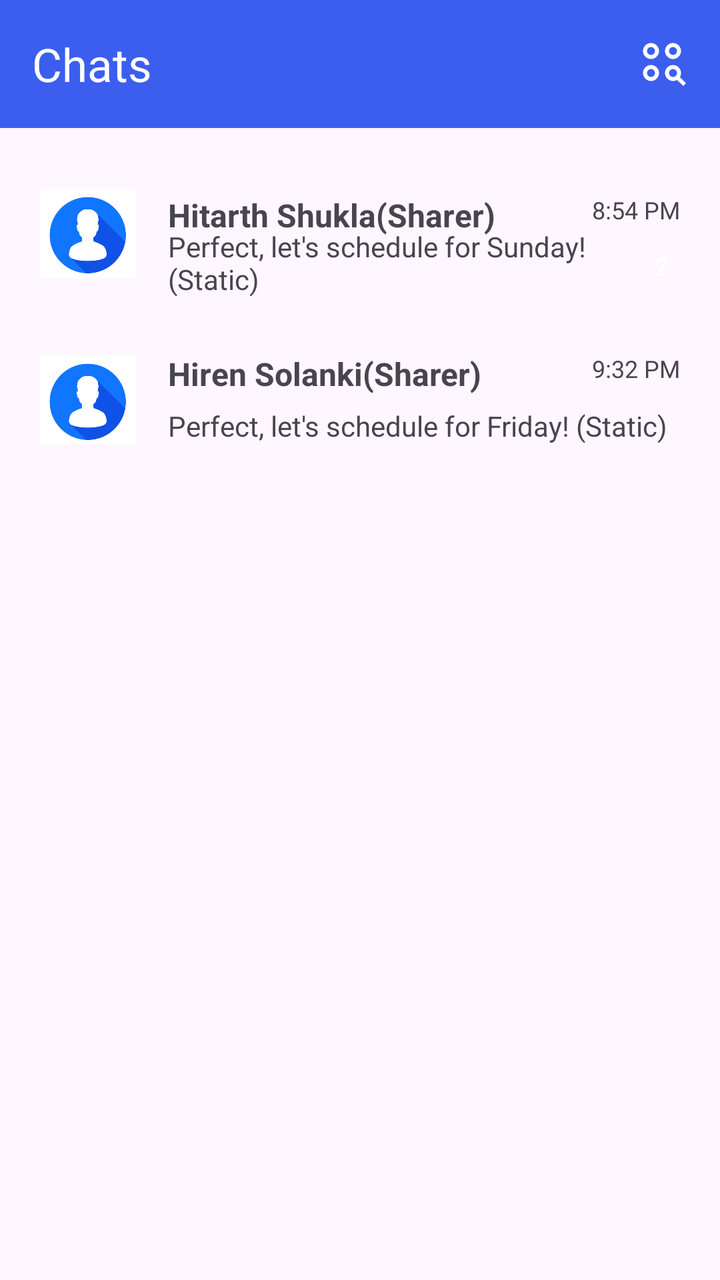
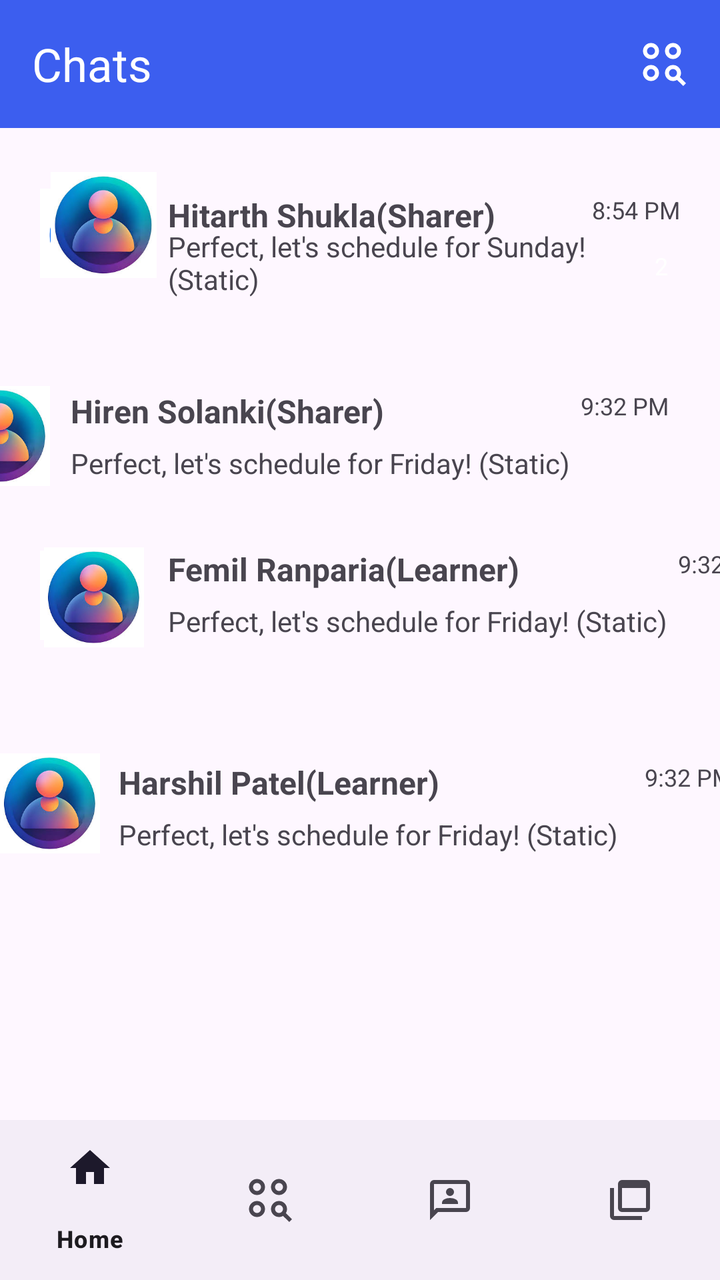

Screens rendered from an Android XML layout before and after an edit, with the pre-edit source and the edit as a unified diff.
<!-- AndroidManifest.xml: application theme Theme.SGPProject3 -->
<!-- res/layout/fragment_connect.xml -->
<?xml version="1.0" encoding="utf-8"?>
<androidx.constraintlayout.widget.ConstraintLayout xmlns:android="http://schemas.android.com/apk/res/android"
    xmlns:app="http://schemas.android.com/apk/res-auto"
    xmlns:tools="http://schemas.android.com/tools"
    android:layout_width="match_parent"
    android:layout_height="match_parent"
    tools:context=".ConnectFragment">

    

    

    

    
    <androidx.appcompat.widget.Toolbar
        android:id="@+id/toolbar"
        android:layout_width="0dp"
        android:layout_height="?attr/actionBarSize"
        android:background="#3C5EEF"
        app:layout_constraintEnd_toEndOf="parent"
        app:layout_constraintHorizontal_bias="0.0"
        app:layout_constraintStart_toStartOf="parent"
        app:layout_constraintTop_toTopOf="parent">

        <TextView
            android:layout_width="wrap_content"
            android:layout_height="wrap_content"
            android:layout_gravity="center_vertical"
            android:text="Chats"
            android:textColor="@android:color/white"
            android:textSize="23sp" />

        <ImageView
            android:id="@+id/search_icon"
            android:layout_width="wrap_content"
            android:layout_height="wrap_content"
            android:layout_gravity="end|center_vertical"
            android:contentDescription="Search"
            android:padding="16dp"
            android:src="@drawable/ic_search"
            app:tint="@android:color/white" />
    </androidx.appcompat.widget.Toolbar>

    <androidx.constraintlayout.widget.ConstraintLayout
        android:id="@+id/static_chat_item_container_2"
        android:layout_width="0dp"
        android:layout_height="wrap_content"
        android:layout_marginTop="64dp"
        android:padding="20dp"
        app:layout_constraintEnd_toEndOf="parent"
        app:layout_constraintHorizontal_bias="0.0"
        app:layout_constraintStart_toStartOf="parent"
        app:layout_constraintTop_toTopOf="parent">

        <ImageView
            android:id="@+id/chat_profile_1"
            android:layout_width="48dp"
            android:layout_height="48dp"
            android:contentDescription="Profile picture"
            android:src="@drawable/sample_profile"
            app:layout_constraintBottom_toBottomOf="parent"
            app:layout_constraintStart_toStartOf="parent"
            app:layout_constraintTop_toTopOf="parent" />

        <TextView
            android:id="@+id/user_name_2"
            android:layout_width="0dp"
            android:layout_height="wrap_content"
            android:layout_marginStart="16dp"
            android:layout_marginTop="4dp"
            android:text="Hitarth Shukla(Sharer)"
            android:textSize="16sp"
            android:textStyle="bold"
            app:layout_constraintEnd_toStartOf="@+id/timestamp_2"
            app:layout_constraintStart_toEndOf="@id/chat_profile_1"
            app:layout_constraintTop_toTopOf="@id/chat_profile_1" />

        <TextView
            android:id="@+id/last_message_2"
            android:layout_width="0dp"
            android:layout_height="wrap_content"
            android:layout_marginStart="16dp"
            android:layout_marginTop="4dp"
            android:text="Perfect, let's schedule for Sunday! (Static)"
            android:textSize="14sp"
            app:layout_constraintBottom_toBottomOf="@id/chat_profile_1"
            app:layout_constraintEnd_toStartOf="@+id/unread_count_badge_2"
            app:layout_constraintStart_toEndOf="@id/chat_profile_1"
            app:layout_constraintTop_toBottomOf="@id/user_name_2" />

        <TextView
            android:id="@+id/timestamp_2"
            android:layout_width="wrap_content"
            android:layout_height="wrap_content"
            android:text="8:54 PM"
            android:textSize="12sp"
            app:layout_constraintEnd_toEndOf="parent"
            app:layout_constraintTop_toTopOf="@id/user_name_2" />

        <TextView
            android:id="@+id/unread_count_badge_2"
            android:layout_width="wrap_content"
            android:layout_height="wrap_content"
            android:layout_marginTop="4dp"

            android:paddingStart="6dp"
            android:paddingTop="2dp"
            android:paddingEnd="6dp"
            android:paddingBottom="2dp"
            android:text="2"
            android:textColor="@android:color/white"
            android:textSize="12sp"
            app:layout_constraintBottom_toBottomOf="@id/last_message_2"
            app:layout_constraintEnd_toEndOf="parent"
            app:layout_constraintTop_toBottomOf="@id/timestamp_2" />
    </androidx.constraintlayout.widget.ConstraintLayout>

    <androidx.constraintlayout.widget.ConstraintLayout
        android:id="@+id/static_chat_item_container_3"
        android:layout_width="0dp"
        android:layout_height="wrap_content"
        android:layout_marginTop="156dp"
        android:padding="20dp"
        app:layout_constraintEnd_toEndOf="parent"
        app:layout_constraintHorizontal_bias="0.0"
        app:layout_constraintStart_toStartOf="parent"
        app:layout_constraintTop_toTopOf="@+id/toolbar">

        <ImageView
            android:id="@+id/profile_picture_3"
            android:layout_width="48dp"
            android:layout_height="48dp"
            android:contentDescription="Profile picture"
            android:src="@drawable/sample_profile"
            app:layout_constraintBottom_toBottomOf="parent"
            app:layout_constraintStart_toStartOf="parent"
            app:layout_constraintTop_toTopOf="parent" />

        <TextView
            android:id="@+id/user_name_3"
            android:layout_width="0dp"
            android:layout_height="wrap_content"
            android:layout_marginStart="16dp"
            android:text="Hiren Solanki(Sharer)"
            android:textSize="16sp"
            android:textStyle="bold"
            app:layout_constraintEnd_toStartOf="@+id/timestamp_3"
            app:layout_constraintStart_toEndOf="@id/profile_picture_3"
            app:layout_constraintTop_toTopOf="@id/profile_picture_3" />

        <TextView
            android:id="@+id/last_message_3"
            android:layout_width="0dp"
            android:layout_height="wrap_content"
            android:layout_marginStart="16dp"
            android:layout_marginTop="4dp"
            android:text="Perfect, let's schedule for Friday! (Static)"
            android:textSize="14sp"
            app:layout_constraintBottom_toBottomOf="@id/profile_picture_3"
            app:layout_constraintStart_toEndOf="@id/profile_picture_3"
            app:layout_constraintTop_toBottomOf="@id/user_name_3" />

        <TextView
            android:id="@+id/timestamp_3"
            android:layout_width="wrap_content"
            android:layout_height="wrap_content"
            android:text="9:32 PM"
            android:textSize="12sp"
            app:layout_constraintEnd_toEndOf="parent"
            app:layout_constraintTop_toTopOf="@id/user_name_3" />


    </androidx.constraintlayout.widget.ConstraintLayout>

</androidx.constraintlayout.widget.ConstraintLayout>
<!-- resources referenced by this layout -->
<resources>
  <!-- drawable ic_search (drawable) -->
  <vector xmlns:android="http://schemas.android.com/apk/res/android" android:height="24dp" android:tint="#000000" android:viewportHeight="960" android:viewportWidth="960" android:width="24dp">
        
      <path android:fillColor="@android:color/white" android:pathData="M864,920L741,798Q723,809 702.5,814.5Q682,820 660,820Q594,820 547,773Q500,726 500,660Q500,594 547,547Q594,500 660,500Q726,500 773,547Q820,594 820,660Q820,683 814,703.5Q808,724 797,742L920,864L864,920ZM220,820Q154,820 107,773Q60,726 60,660Q60,594 107,547Q154,500 220,500Q286,500 333,547Q380,594 380,660Q380,726 333,773Q286,820 220,820ZM220,740Q253,740 276.5,716.5Q300,693 300,660Q300,627 276.5,603.5Q253,580 220,580Q187,580 163.5,603.5Q140,627 140,660Q140,693 163.5,716.5Q187,740 220,740ZM660,740Q693,740 716.5,716.5Q740,693 740,660Q740,627 716.5,603.5Q693,580 660,580Q627,580 603.5,603.5Q580,627 580,660Q580,693 603.5,716.5Q627,740 660,740ZM220,380Q154,380 107,333Q60,286 60,220Q60,154 107,107Q154,60 220,60Q286,60 333,107Q380,154 380,220Q380,286 333,333Q286,380 220,380ZM660,380Q594,380 547,333Q500,286 500,220Q500,154 547,107Q594,60 660,60Q726,60 773,107Q820,154 820,220Q820,286 773,333Q726,380 660,380ZM220,300Q253,300 276.5,276.5Q300,253 300,220Q300,187 276.5,163.5Q253,140 220,140Q187,140 163.5,163.5Q140,187 140,220Q140,253 163.5,276.5Q187,300 220,300ZM660,300Q693,300 716.5,276.5Q740,253 740,220Q740,187 716.5,163.5Q693,140 660,140Q627,140 603.5,163.5Q580,187 580,220Q580,253 603.5,276.5Q627,300 660,300ZM220,660Q220,660 220,660Q220,660 220,660Q220,660 220,660Q220,660 220,660Q220,660 220,660Q220,660 220,660Q220,660 220,660Q220,660 220,660ZM220,220Q220,220 220,220Q220,220 220,220Q220,220 220,220Q220,220 220,220Q220,220 220,220Q220,220 220,220Q220,220 220,220Q220,220 220,220ZM660,220Q660,220 660,220Q660,220 660,220Q660,220 660,220Q660,220 660,220Q660,220 660,220Q660,220 660,220Q660,220 660,220Q660,220 660,220Z"/>
      
  </vector>
  <!-- drawable sample_profile: png bitmap (drawable, 34962 bytes) -->
  <style name="Theme.SGPProject3" parent="Base.Theme.SGPProject3" />
  <style name="Base.Theme.SGPProject3" parent="Theme.Material3.DayNight.NoActionBar">
          
          
      </style>
</resources>

<!-- the commit's change to res/layout/fragment_connect.xml (unified diff, before → after) -->
@@ -13,6 +13,31 @@
     
 
     
+
+    <ImageView
+        android:id="@+id/imageView11"
+        android:layout_width="60dp"
+        android:layout_height="53dp"
+        android:layout_marginStart="7dp"
+        android:layout_marginEnd="7dp"
+        android:layout_marginBottom="5dp"
+        android:src="@drawable/profile2"
+        app:layout_constraintBottom_toBottomOf="parent"
+        app:layout_constraintEnd_toStartOf="@+id/user_name_3"
+        app:layout_constraintHorizontal_bias="1.0"
+        app:layout_constraintStart_toEndOf="@+id/profile_picture_3"
+        tools:ignore="NotSibling" />
+
+    <com.google.android.material.bottomnavigation.BottomNavigationView
+        android:id="@+id/bottom_nav"
+        android:layout_width="match_parent"
+        android:layout_height="wrap_content"
+        android:layout_gravity="bottom"
+        app:layout_constraintBottom_toBottomOf="parent"
+        app:layout_constraintEnd_toEndOf="parent"
+        app:layout_constraintStart_toStartOf="parent"
+        app:menu="@menu/bottom_nav_menu" />
+
     <androidx.appcompat.widget.Toolbar
         android:id="@+id/toolbar"
         android:layout_width="0dp"
@@ -114,18 +139,29 @@
             app:layout_constraintBottom_toBottomOf="@id/last_message_2"
             app:layout_constraintEnd_toEndOf="parent"
             app:layout_constraintTop_toBottomOf="@id/timestamp_2" />
+
+        <ImageView
+            android:id="@+id/imageView13"
+            android:layout_width="60dp"
+            android:layout_height="53dp"
+            android:layout_marginEnd="1dp"
+            android:layout_marginBottom="10dp"
+            android:src="@drawable/profile2"
+            app:layout_constraintBottom_toBottomOf="parent"
+            app:layout_constraintEnd_toStartOf="@+id/user_name_2"
+            app:layout_constraintStart_toStartOf="parent" />
     </androidx.constraintlayout.widget.ConstraintLayout>
 
     <androidx.constraintlayout.widget.ConstraintLayout
         android:id="@+id/static_chat_item_container_3"
-        android:layout_width="0dp"
-        android:layout_height="wrap_content"
-        android:layout_marginTop="156dp"
+        android:layout_width="411dp"
+        android:layout_height="101dp"
+        android:layout_marginStart="1dp"
         android:padding="20dp"
         app:layout_constraintEnd_toEndOf="parent"
-        app:layout_constraintHorizontal_bias="0.0"
-        app:layout_constraintStart_toStartOf="parent"
-        app:layout_constraintTop_toTopOf="@+id/toolbar">
+        app:layout_constraintStart_toStartOf="parent"
+        app:layout_constraintTop_toBottomOf="@+id/static_chat_item_container_3"
+        tools:ignore="DuplicateIds,NotSibling">
 
         <ImageView
             android:id="@+id/profile_picture_3"
@@ -135,6 +171,83 @@
             android:src="@drawable/sample_profile"
             app:layout_constraintBottom_toBottomOf="parent"
             app:layout_constraintStart_toStartOf="parent"
+            app:layout_constraintTop_toTopOf="parent"
+            tools:ignore="DuplicateIds" />
+
+        <TextView
+            android:id="@+id/user_name_3"
+            android:layout_width="0dp"
+            android:layout_height="wrap_content"
+            android:layout_marginStart="16dp"
+            android:text="Harshil Patel(Learner)"
+            android:textSize="16sp"
+            android:textStyle="bold"
+            app:layout_constraintEnd_toStartOf="@+id/timestamp_3"
+            app:layout_constraintStart_toEndOf="@id/profile_picture_3"
+            app:layout_constraintTop_toTopOf="@id/profile_picture_3"
+            tools:ignore="DuplicateIds" />
+
+        <TextView
+            android:id="@+id/last_message_3"
+            android:layout_width="0dp"
+            android:layout_height="wrap_content"
+            android:layout_marginStart="16dp"
+            android:layout_marginTop="4dp"
+            android:text="Perfect, let's schedule for Friday! (Static)"
+            android:textSize="14sp"
+            app:layout_constraintBottom_toBottomOf="@id/profile_picture_3"
+            app:layout_constraintStart_toEndOf="@id/profile_picture_3"
+            app:layout_constraintTop_toBottomOf="@id/user_name_3"
+            tools:ignore="DuplicateIds" />
+
+        <TextView
+            android:id="@+id/timestamp_3"
+            android:layout_width="wrap_content"
+            android:layout_height="wrap_content"
+            android:text="9:32 PM"
+            android:textSize="12sp"
+            app:layout_constraintEnd_toEndOf="parent"
+            app:layout_constraintTop_toTopOf="@id/user_name_3"
+            tools:ignore="DuplicateIds" />
+
+        <ImageView
+            android:id="@+id/imageView9"
+            android:layout_width="55dp"
+            android:layout_height="50dp"
+            android:layout_marginStart="5dp"
+            android:layout_marginEnd="7dp"
+            android:src="@drawable/profile2"
+            app:layout_constraintBottom_toBottomOf="parent"
+            app:layout_constraintEnd_toStartOf="@+id/last_message_3"
+            app:layout_constraintHorizontal_bias="1.0"
+            app:layout_constraintStart_toStartOf="parent"
+            app:layout_constraintTop_toTopOf="parent"
+            app:layout_constraintVertical_bias="0.272" />
+
+
+    </androidx.constraintlayout.widget.ConstraintLayout>
+
+    <androidx.constraintlayout.widget.ConstraintLayout
+        android:id="@+id/static_chat_item_container_3"
+        android:layout_width="403dp"
+        android:layout_height="99dp"
+        android:layout_marginStart="3dp"
+        android:layout_marginEnd="6dp"
+        android:padding="20dp"
+        app:layout_constraintEnd_toEndOf="parent"
+        app:layout_constraintHorizontal_bias="1.0"
+        app:layout_constraintStart_toStartOf="parent"
+        app:layout_constraintTop_toBottomOf="@+id/static_chat_item_container_2"
+        tools:ignore="DuplicateIds">
+
+        <ImageView
+            android:id="@+id/profile_picture_3"
+            android:layout_width="48dp"
+            android:layout_height="48dp"
+            android:contentDescription="Profile picture"
+            android:src="@drawable/sample_profile"
+            app:layout_constraintBottom_toBottomOf="parent"
+            app:layout_constraintStart_toStartOf="parent"
             app:layout_constraintTop_toTopOf="parent" />
 
         <TextView
@@ -170,7 +283,91 @@
             app:layout_constraintEnd_toEndOf="parent"
             app:layout_constraintTop_toTopOf="@id/user_name_3" />
 
+        <ImageView
+            android:id="@+id/imageView12"
+            android:layout_width="55dp"
+            android:layout_height="50dp"
+            android:layout_marginStart="1dp"
+            android:layout_marginTop="4dp"
+            android:layout_marginEnd="4dp"
+            android:src="@drawable/profile2"
+            app:layout_constraintEnd_toStartOf="@+id/last_message_3"
+            app:layout_constraintHorizontal_bias="0.0"
+            app:layout_constraintStart_toStartOf="parent"
+            app:layout_constraintTop_toTopOf="parent" />
+
 
     </androidx.constraintlayout.widget.ConstraintLayout>
 
+    <androidx.constraintlayout.widget.ConstraintLayout
+        android:id="@+id/static_chat_item_container_3"
+        android:layout_width="403dp"
+        android:layout_height="112dp"
+        android:padding="20dp"
+        app:layout_constraintBottom_toTopOf="@+id/bottom_nav"
+        app:layout_constraintTop_toBottomOf="@+id/static_chat_item_container_2"
+        app:layout_constraintVertical_bias="0.261"
+        tools:layout_editor_absoluteX="5dp"
+        tools:ignore="DuplicateIds,MissingConstraints">
+
+        <ImageView
+            android:id="@+id/profile_picture_3"
+            android:layout_width="48dp"
+            android:layout_height="48dp"
+            android:contentDescription="Profile picture"
+            android:src="@drawable/sample_profile"
+            app:layout_constraintBottom_toBottomOf="parent"
+            app:layout_constraintStart_toStartOf="parent"
+            app:layout_constraintTop_toTopOf="parent" />
+
+        <TextView
+            android:id="@+id/user_name_3"
+            android:layout_width="0dp"
+            android:layout_height="wrap_content"
+            android:layout_marginStart="16dp"
+            android:text="Femil Ranparia(Learner)"
+            android:textSize="16sp"
+            android:textStyle="bold"
+            app:layout_constraintEnd_toStartOf="@+id/timestamp_3"
+            app:layout_constraintStart_toEndOf="@id/profile_picture_3"
+            app:layout_constraintTop_toTopOf="@id/profile_picture_3" />
+
+        <TextView
+            android:id="@+id/last_message_3"
+            android:layout_width="0dp"
+            android:layout_height="wrap_content"
+            android:layout_marginStart="16dp"
+            android:layout_marginTop="4dp"
+            android:text="Perfect, let's schedule for Friday! (Static)"
+            android:textSize="14sp"
+            app:layout_constraintBottom_toBottomOf="@id/profile_picture_3"
+            app:layout_constraintStart_toEndOf="@id/profile_picture_3"
+            app:layout_constraintTop_toBottomOf="@id/user_name_3" />
+
+        <TextView
+            android:id="@+id/timestamp_3"
+            android:layout_width="wrap_content"
+            android:layout_height="wrap_content"
+            android:text="9:32 PM"
+            android:textSize="12sp"
+            app:layout_constraintEnd_toEndOf="parent"
+            app:layout_constraintTop_toTopOf="@id/user_name_3"
+            tools:ignore="DuplicateIds" />
+
+        <ImageView
+            android:id="@+id/imageView10"
+            android:layout_width="55dp"
+            android:layout_height="50dp"
+            android:layout_marginStart="10dp"
+            android:layout_marginTop="12dp"
+            android:layout_marginEnd="10dp"
+            android:src="@drawable/profile2"
+            app:layout_constraintEnd_toStartOf="@+id/last_message_3"
+            app:layout_constraintHorizontal_bias="1.0"
+            app:layout_constraintStart_toStartOf="parent"
+            app:layout_constraintTop_toTopOf="parent" />
+
+
+    </androidx.constraintlayout.widget.ConstraintLayout>
+
 </androidx.constraintlayout.widget.ConstraintLayout>
<!-- resource entries referenced after the edit -->
@@ -6,6 +6,7 @@
       <path android:fillColor="@android:color/white" android:pathData="M864,920L741,798Q723,809 702.5,814.5Q682,820 660,820Q594,820 547,773Q500,726 500,660Q500,594 547,547Q594,500 660,500Q726,500 773,547Q820,594 820,660Q820,683 814,703.5Q808,724 797,742L920,864L864,920ZM220,820Q154,820 107,773Q60,726 60,660Q60,594 107,547Q154,500 220,500Q286,500 333,547Q380,594 380,660Q380,726 333,773Q286,820 220,820ZM220,740Q253,740 276.5,716.5Q300,693 300,660Q300,627 276.5,603.5Q253,580 220,580Q187,580 163.5,603.5Q140,627 140,660Q140,693 163.5,716.5Q187,740 220,740ZM660,740Q693,740 716.5,716.5Q740,693 740,660Q740,627 716.5,603.5Q693,580 660,580Q627,580 603.5,603.5Q580,627 580,660Q580,693 603.5,716.5Q627,740 660,740ZM220,380Q154,380 107,333Q60,286 60,220Q60,154 107,107Q154,60 220,60Q286,60 333,107Q380,154 380,220Q380,286 333,333Q286,380 220,380ZM660,380Q594,380 547,333Q500,286 500,220Q500,154 547,107Q594,60 660,60Q726,60 773,107Q820,154 820,220Q820,286 773,333Q726,380 660,380ZM220,300Q253,300 276.5,276.5Q300,253 300,220Q300,187 276.5,163.5Q253,140 220,140Q187,140 163.5,163.5Q140,187 140,220Q140,253 163.5,276.5Q187,300 220,300ZM660,300Q693,300 716.5,276.5Q740,253 740,220Q740,187 716.5,163.5Q693,140 660,140Q627,140 603.5,163.5Q580,187 580,220Q580,253 603.5,276.5Q627,300 660,300ZM220,660Q220,660 220,660Q220,660 220,660Q220,660 220,660Q220,660 220,660Q220,660 220,660Q220,660 220,660Q220,660 220,660Q220,660 220,660ZM220,220Q220,220 220,220Q220,220 220,220Q220,220 220,220Q220,220 220,220Q220,220 220,220Q220,220 220,220Q220,220 220,220Q220,220 220,220ZM660,220Q660,220 660,220Q660,220 660,220Q660,220 660,220Q660,220 660,220Q660,220 660,220Q660,220 660,220Q660,220 660,220Q660,220 660,220Z"/>
       
   </vector>
+  <!-- drawable profile2: png bitmap (drawable, 58644 bytes) -->
   <!-- drawable sample_profile: png bitmap (drawable, 34962 bytes) -->
   <style name="Theme.SGPProject3" parent="Base.Theme.SGPProject3" />
   <style name="Base.Theme.SGPProject3" parent="Theme.Material3.DayNight.NoActionBar">
